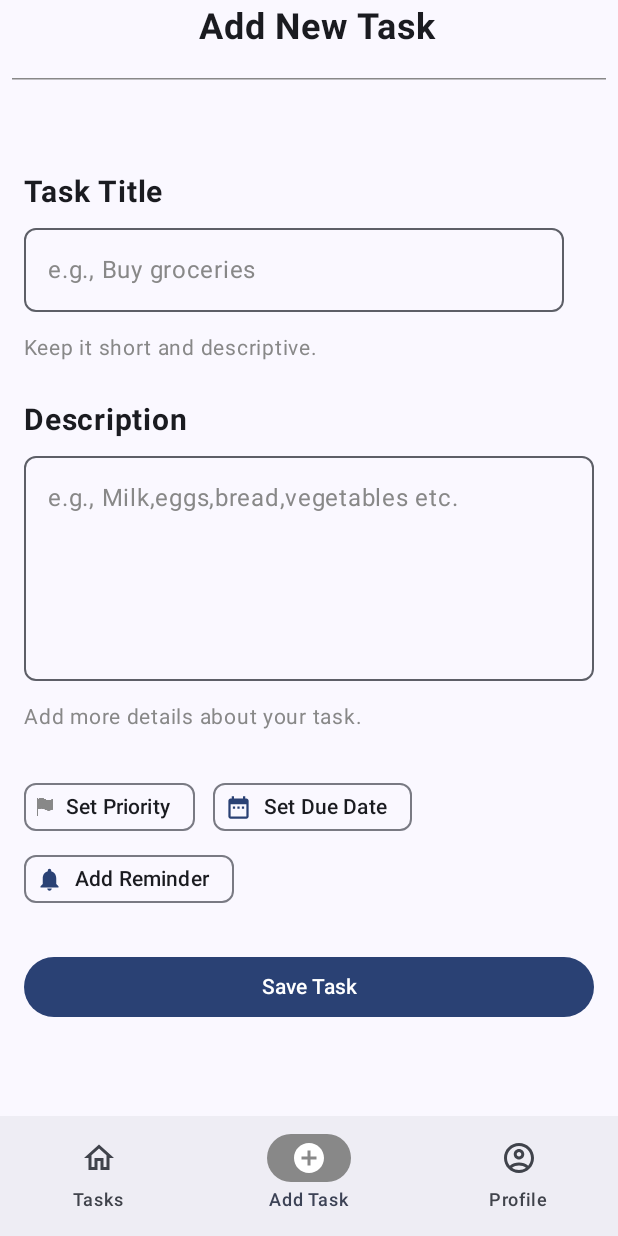
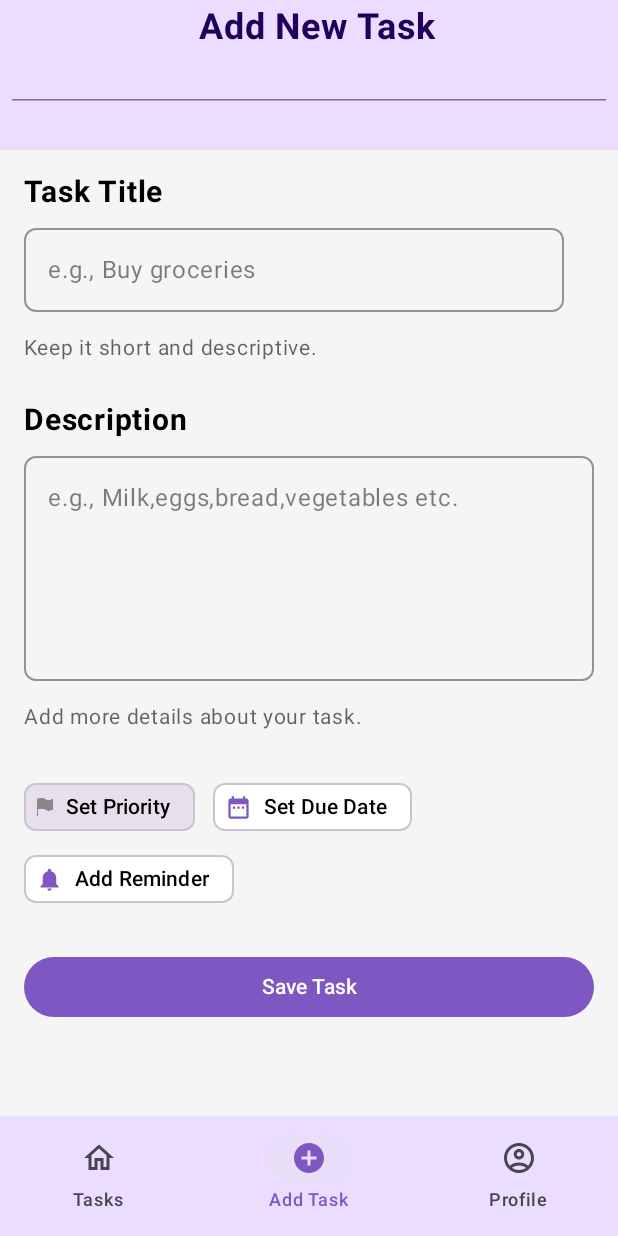
Before and after one commit to CodeWithSangeeta/DailyTask_Application, an Android app built with Jetpack Compose: the screen it shows after launch (MainActivity), item 2 of the bottom bar chosen, on a phone screen of 412 x 824 dp. Run offline under Robolectric (Android 15) with nearby library versions, the phone set to English and light mode, and no system bars; our stand-ins replace Dagger/Hilt's generated code, Room's generated code, accompanist, livedata-compose.

Commit message:
Change Theme of App

```diff
--- a/src/main/java/com/practice/daily_task/todoUI/AddNewTask.kt
+++ b/src/main/java/com/practice/daily_task/todoUI/AddNewTask.kt
@@ -17,8 +17,11 @@ import androidx.compose.material.icons.filled.Notifications
 import androidx.compose.material3.AssistChip
 import androidx.compose.material3.AssistChipDefaults
 import androidx.compose.material3.Button
+import androidx.compose.material3.ButtonDefaults
 import androidx.compose.material3.Icon
+import androidx.compose.material3.MaterialTheme
 import androidx.compose.material3.OutlinedTextField
+import androidx.compose.material3.OutlinedTextFieldDefaults
 import androidx.compose.material3.Text
 import androidx.compose.runtime.Composable
 import androidx.compose.runtime.mutableStateOf
@@ -99,6 +102,7 @@ fun AddNewTask(navController: NavController, viewModel: TodoViewModel ) {
                 text = stringResource(R.string.task_title),
                 fontSize = 20.sp,
                 fontWeight = FontWeight.Bold,
+                color = MaterialTheme.colorScheme.onBackground
             )
 
             Spacer(modifier = Modifier.height(12.dp))
@@ -116,13 +120,18 @@ fun AddNewTask(navController: NavController, viewModel: TodoViewModel ) {
                 placeholder = {
                     Text(
                         stringResource(R.string.title_suggestion),
-                        color = Color.Gray
+                        color = MaterialTheme.colorScheme.onSurface.copy(alpha = 0.5f)
                     )
                 },
                 shape = RoundedCornerShape(8.dp),
                 modifier = Modifier.width(360.dp),
                 singleLine = true,
-                maxLines = 1
+                maxLines = 1,
+                colors = OutlinedTextFieldDefaults.colors(
+                    focusedBorderColor = MaterialTheme.colorScheme.primary,
+                    unfocusedBorderColor = MaterialTheme.colorScheme.onSurface.copy(alpha = 0.4f),
+                    cursorColor = MaterialTheme.colorScheme.primary
+                )
             )
 
             Spacer(modifier = Modifier.height(12.dp))
@@ -130,7 +139,7 @@ fun AddNewTask(navController: NavController, viewModel: TodoViewModel ) {
             Text(
                 stringResource(R.string.short_title),
                 fontSize = 14.sp,
-                color = Color.Gray
+                color = MaterialTheme.colorScheme.onSurface.copy(alpha = 0.6f)
             )
 
             Spacer(modifier = Modifier.height(24.dp))
@@ -139,6 +148,7 @@ fun AddNewTask(navController: NavController, viewModel: TodoViewModel ) {
                 text = stringResource(R.string.description),
                 fontSize = 20.sp,
                 fontWeight = FontWeight.Bold,
+                color = MaterialTheme.colorScheme.onBackground
             )
 
             Spacer(modifier = Modifier.height(12.dp))
@@ -149,7 +159,7 @@ fun AddNewTask(navController: NavController, viewModel: TodoViewModel ) {
                 placeholder = {
                     Text(
                         stringResource(R.string.description_suggestion),
-                        color = Color.Gray
+                        color = MaterialTheme.colorScheme.onSurface.copy(alpha = 0.5f)
                     )
                 },
                 shape = RoundedCornerShape(8.dp),
@@ -158,6 +168,11 @@ fun AddNewTask(navController: NavController, viewModel: TodoViewModel ) {
                     .height(150.dp),
                 maxLines = 5,
                 singleLine = false,
+                colors = OutlinedTextFieldDefaults.colors(
+                    focusedBorderColor = MaterialTheme.colorScheme.primary,
+                    unfocusedBorderColor = MaterialTheme.colorScheme.onSurface.copy(alpha = 0.4f),
+                    cursorColor = MaterialTheme.colorScheme.primary
+                )
 
                 )
 
@@ -167,7 +182,7 @@ fun AddNewTask(navController: NavController, viewModel: TodoViewModel ) {
             Text(
                 stringResource(R.string.task_detail),
                 fontSize = 14.sp,
-                color = Color.Gray
+                color = MaterialTheme.colorScheme.onSurface.copy(alpha = 0.6f)
             )
 
             Spacer(modifier = Modifier.height(24.dp))
@@ -189,14 +204,19 @@ fun AddNewTask(navController: NavController, viewModel: TodoViewModel ) {
                     label = { Text(
                         text = dueDate?.let{
                             "Due: ${SimpleDateFormat("dd MMM yyyy", Locale.getDefault()).format(it)}"
-                        }?:"Set Due Date") },
+                        }?:"Set Due Date",
+                        color = MaterialTheme.colorScheme.onSurface) },
                     leadingIcon = {
                         Icon(
                             imageVector = Icons.Filled.DateRange,
                             contentDescription = null,
-                            modifier = Modifier.size(AssistChipDefaults.IconSize)
+                            modifier = Modifier.size(AssistChipDefaults.IconSize),
+                            tint = MaterialTheme.colorScheme.primary
                         )
-                    }
+                    },
+                    colors = AssistChipDefaults.assistChipColors(
+                        containerColor = MaterialTheme.colorScheme.surface
+                    )
                 )
             }
 
@@ -209,14 +229,18 @@ fun AddNewTask(navController: NavController, viewModel: TodoViewModel ) {
                      isReminderSet = true
                     }
                 },
-                label = { Text(text = formattedDateTime) },
+                label = { Text(text = formattedDateTime,color = MaterialTheme.colorScheme.onSurface )},
                 leadingIcon = {
                     Icon(
                         imageVector = Icons.Filled.Notifications,
                         contentDescription = null,
-                        modifier = Modifier.size(AssistChipDefaults.IconSize)
+                        modifier = Modifier.size(AssistChipDefaults.IconSize),
+                        tint = MaterialTheme.colorScheme.primary
                     )
-                }
+                },
+                colors = AssistChipDefaults.assistChipColors(
+                    containerColor = MaterialTheme.colorScheme.surface
+                )
             )
 
             Spacer(modifier = Modifier.height(24.dp))
@@ -247,7 +271,11 @@ fun AddNewTask(navController: NavController, viewModel: TodoViewModel ) {
 
                     navController.navigate(routes.HomeScreen)
                 }
-            }) {
+            },
+                    colors = ButtonDefaults.buttonColors(
+                    containerColor = MaterialTheme.colorScheme.primary,
+                contentColor = MaterialTheme.colorScheme.onPrimary)
+            ) {
                 Text(
                     "Save Task",
                     fontSize = 14.sp,
--- a/src/main/java/com/practice/daily_task/todoUI/HomeScreen.kt
+++ b/src/main/java/com/practice/daily_task/todoUI/HomeScreen.kt
@@ -24,6 +24,7 @@ import androidx.compose.material3.CardDefaults
 import androidx.compose.material3.FloatingActionButton
 import androidx.compose.material3.Icon
 import androidx.compose.material3.IconButton
+import androidx.compose.material3.MaterialTheme
 import androidx.compose.material3.Text
 import androidx.compose.runtime.Composable
 import androidx.compose.runtime.collectAsState
@@ -76,9 +77,10 @@ fun HomeScreen(navController: NavController, viewModel: TodoViewModel) {
                 onClick = {
                     navController.navigate(com.practice.daily_task.routes.AddTask)
                 },
-                containerColor = Color.Gray,
+                containerColor = MaterialTheme.colorScheme.primary,
+                contentColor = MaterialTheme.colorScheme.onPrimary,
                 modifier = Modifier.size(65.dp),
-                contentColor = Color.White
+
             ) {
                 Icon(
                     painter = painterResource(id = com.practice.daily_task.R.drawable.add_icon),
@@ -111,7 +113,7 @@ fun HomeScreen(navController: NavController, viewModel: TodoViewModel) {
                 ).format(System.currentTimeMillis()),
                 fontSize = 14.sp,
                 fontWeight = FontWeight.Bold,
-                color = Color.Gray
+                color = MaterialTheme.colorScheme.onSurfaceVariant
             )
             Text(
                 text = SimpleDateFormat(
@@ -120,7 +122,7 @@ fun HomeScreen(navController: NavController, viewModel: TodoViewModel) {
                 ).format(System.currentTimeMillis()),
                 fontSize = 20.sp,
                 fontWeight = FontWeight.Bold,
-
+                color = MaterialTheme.colorScheme.onSurface
             )
             Spacer(modifier = Modifier.height(12.dp))
             Card(
@@ -128,7 +130,10 @@ fun HomeScreen(navController: NavController, viewModel: TodoViewModel) {
                     .fillMaxWidth()
                     .padding(16.dp),
                 shape = RoundedCornerShape(16.dp),
-                colors = CardDefaults.cardColors(contentColor = Color.Black),
+                colors = CardDefaults.cardColors(
+                    containerColor = MaterialTheme.colorScheme.surface,
+                    contentColor = MaterialTheme.colorScheme.onSurface
+                ),
                 elevation = CardDefaults.cardElevation(defaultElevation = 8.dp)
             ) {
                 Column(modifier = Modifier
@@ -195,6 +200,10 @@ fun HomeScreen(navController: NavController, viewModel: TodoViewModel) {
                 .clickable { onClick() }
                 .clip(RoundedCornerShape(16.dp))
                 .padding(4.dp),
+            colors = CardDefaults.cardColors(
+                containerColor = MaterialTheme.colorScheme.surface,
+                contentColor = MaterialTheme.colorScheme.onSurface
+            ),
             elevation = CardDefaults.cardElevation(defaultElevation = 4.dp)
         )
         {
@@ -208,13 +217,14 @@ fun HomeScreen(navController: NavController, viewModel: TodoViewModel) {
                     Text(
                         text = item.title,
                         fontSize = 18.sp,
-                        fontWeight = FontWeight.Bold
+                        fontWeight = FontWeight.Bold,
+                        color = MaterialTheme.colorScheme.onSurface
                     )
                     Text(
                         text = item.description,
                         fontSize = 14.sp,
                         fontWeight = FontWeight.Bold,
-                        color = Color.Gray,
+                        color = MaterialTheme.colorScheme.onSurfaceVariant,
                         maxLines = 2,
                         overflow = TextOverflow.Ellipsis
                     )
@@ -229,7 +239,7 @@ fun HomeScreen(navController: NavController, viewModel: TodoViewModel) {
                             ).format(item.createdAt),
                             fontSize = 12.sp,
                             fontWeight = FontWeight.Bold,
-                            color = Color.Gray
+                            color = MaterialTheme.colorScheme.onSurfaceVariant
                         )
 
                          Spacer(modifier = Modifier.width(8.dp))
@@ -254,6 +264,7 @@ fun HomeScreen(navController: NavController, viewModel: TodoViewModel) {
                                     Icon(
                                         imageVector = Icons.Filled.Notifications,
                                         contentDescription = null,
+                                        tint = MaterialTheme.colorScheme.primary,
                                         modifier = Modifier.size(14.dp)
                                             .align(Alignment.CenterVertically)
                                     )
@@ -270,7 +281,8 @@ fun HomeScreen(navController: NavController, viewModel: TodoViewModel) {
                     Icon(
                         painter = painterResource(id = _root_ide_package_.com.practice.daily_task.R.drawable.delete_icon),
                         modifier = Modifier.size(20.dp),
-                        contentDescription = null
+                        contentDescription = null,
+                        tint = MaterialTheme.colorScheme.error
                     )
                 }
             }
--- a/src/main/java/com/practice/daily_task/todoUI/MainScaffold.kt
+++ b/src/main/java/com/practice/daily_task/todoUI/MainScaffold.kt
@@ -9,6 +9,7 @@ import androidx.compose.material.icons.outlined.AccountCircle
 import androidx.compose.material.icons.outlined.AddCircle
 import androidx.compose.material.icons.outlined.Home
 import androidx.compose.material3.Icon
+import androidx.compose.material3.MaterialTheme
 import androidx.compose.material3.NavigationBar
 import androidx.compose.material3.NavigationBarItem
 import androidx.compose.material3.NavigationBarItemDefaults
@@ -59,7 +60,10 @@ fun MainScaffold(
         floatingActionButton = floatingActionButton ?:{},
         topBar = {topBar?.invoke()},
         bottomBar = {
-            NavigationBar {
+            NavigationBar(
+                containerColor = MaterialTheme.colorScheme.primaryContainer,
+
+            ) {
                 items.forEachIndexed { index, item ->
                     NavigationBarItem(
                         selected = selectedItemIndex == index,
@@ -72,8 +76,7 @@ fun MainScaffold(
                                 }
                         },
                         label = {
-                            Text(text = item.title)
-                        },
+                            Text(text = item.title)},
                         alwaysShowLabel = true,
                         icon = {
                             Icon(
@@ -84,7 +87,11 @@ fun MainScaffold(
                             )
                         },
                         colors = NavigationBarItemDefaults.colors(
-                            indicatorColor = Color.Gray
+                            selectedIconColor = MaterialTheme.colorScheme.primary,
+                            unselectedIconColor = MaterialTheme.colorScheme.onSurfaceVariant,
+                            selectedTextColor = MaterialTheme.colorScheme.primary,
+                            unselectedTextColor = MaterialTheme.colorScheme.onSurfaceVariant,
+                            indicatorColor = MaterialTheme.colorScheme.secondaryContainer
                         )
                     )
                 }
--- a/src/main/java/com/practice/daily_task/todoUI/Priority.kt
+++ b/src/main/java/com/practice/daily_task/todoUI/Priority.kt
@@ -6,8 +6,8 @@ enum class Priority (
     val label : String,
     val color : Color
 ){
-    High("High Priority", color = Color.Red),
-    Medium("Medium Priority", color = Color.Yellow),
-    Low("Low Priority", color = Color.Green),
+    High("High Priority", color = Color(0xFFFF3B30)),
+    Medium("Medium Priority", color = Color(0xFFFF9500)),
+    Low("Low Priority", color = Color(0xFF34C759)),
     None("Set Priority", color = Color.Gray)
 }
--- a/src/main/java/com/practice/daily_task/todoUI/PriorityChip.kt
+++ b/src/main/java/com/practice/daily_task/todoUI/PriorityChip.kt
@@ -7,6 +7,7 @@ import androidx.compose.material3.AssistChipDefaults
 import androidx.compose.material3.DropdownMenu
 import androidx.compose.material3.DropdownMenuItem
 import androidx.compose.material3.Icon
+import androidx.compose.material3.MaterialTheme
 import androidx.compose.material3.Text
 import androidx.compose.runtime.Composable
 import androidx.compose.runtime.mutableStateOf
@@ -34,7 +35,8 @@ fun PriorityChip(
                 if(enabled){
                 expanded = true
                 }},
-            label = { Text(text = selectedPriority.label) },
+            label = { Text(text = selectedPriority.label,
+                color = MaterialTheme.colorScheme.onSurface) },
             leadingIcon = {
                 Icon(
                     painter = painterResource(id=R.drawable.flag),
@@ -42,7 +44,11 @@ fun PriorityChip(
                     modifier = Modifier.size(12.dp),
                     tint = selectedPriority.color
                 )
-            }
+            },
+            colors = AssistChipDefaults.assistChipColors(
+                containerColor = MaterialTheme.colorScheme.surfaceVariant,
+                labelColor = MaterialTheme.colorScheme.onSurfaceVariant
+            )
         )
         DropdownMenu(
             expanded=expanded,
@@ -50,7 +56,8 @@ fun PriorityChip(
         ) {
             Priority.values().filter{it != Priority.None}.forEach { priority ->
                 DropdownMenuItem(
-                    text = {Text(priority.label)},
+                    text = {Text(priority.label,
+                        color = MaterialTheme.colorScheme.onSurface)},
                     onClick = {
                         if(enabled) {
                         onPrioritySelected(priority)
--- a/src/main/java/com/practice/daily_task/todoUI/TopBar.kt
+++ b/src/main/java/com/practice/daily_task/todoUI/TopBar.kt
@@ -1,6 +1,7 @@
 package com.practice.daily_task.todoUI
 
 
+import androidx.compose.foundation.background
 import androidx.compose.foundation.layout.Column
 import androidx.compose.foundation.layout.Spacer
 import androidx.compose.foundation.layout.fillMaxWidth
@@ -8,6 +9,7 @@ import androidx.compose.foundation.layout.height
 import androidx.compose.foundation.layout.padding
 import androidx.compose.foundation.layout.statusBarsPadding
 import androidx.compose.material3.HorizontalDivider
+import androidx.compose.material3.MaterialTheme
 import androidx.compose.material3.Text
 import androidx.compose.runtime.Composable
 import androidx.compose.ui.Alignment
@@ -25,6 +27,7 @@ fun TopBar(
     Column (
             modifier = Modifier.fillMaxWidth()
                 .height(100.dp)
+                .background(MaterialTheme.colorScheme.primaryContainer)
                 .statusBarsPadding()
                 .padding(horizontal = 8.dp),
         horizontalAlignment = Alignment.CenterHorizontally
@@ -33,9 +36,11 @@ fun TopBar(
                     text = title,
                     fontSize = 24.sp,
                     fontWeight = FontWeight.Bold,
+                    color = MaterialTheme.colorScheme.onPrimaryContainer,
                     modifier = Modifier.padding(start = 12.dp, top = 4.dp)
                 )
-        Spacer(modifier=Modifier.height(20.dp))
-        HorizontalDivider(color = Color.Gray)
+        Spacer(modifier=Modifier.height(34.dp))
+        HorizontalDivider(color = MaterialTheme.colorScheme.outline)
+
     }
 }
--- a/src/main/java/com/practice/daily_task/ui/theme/Color.kt
+++ b/src/main/java/com/practice/daily_task/ui/theme/Color.kt
@@ -9,3 +9,16 @@ val Pink80 = Color(0xFFEFB8C8)
 val Purple40 = Color(0xFF6650a4)
 val PurpleGrey40 = Color(0xFF625b71)
 val Pink40 = Color(0xFF7D5260)
+
+
+
+// Main brand colors
+val PurplePrimary = Color(0xFF7E57C2)   // Purple
+val PurpleDark = Color(0xFF5E35B1)      // Dark Purple
+val PurpleLight = Color(0xFFB39DDB)     // Light Purple
+
+// Gradient helpers
+val GrayLight = Color(0xFFF5F5F5)
+val GrayDark = Color(0xFF212121)
+val Black = Color(0xFF000000)
+val White = Color(0xFFFFFFFF)
--- a/src/main/java/com/practice/daily_task/ui/theme/Theme.kt
+++ b/src/main/java/com/practice/daily_task/ui/theme/Theme.kt
@@ -3,69 +3,50 @@ package com.practice.daily_task.ui.theme
 import android.app.Activity
 import android.os.Build
 import androidx.compose.foundation.isSystemInDarkTheme
-import androidx.compose.material3.MaterialTheme
+import androidx.compose.material3.Shapes
 import androidx.compose.material3.darkColorScheme
 import androidx.compose.material3.dynamicDarkColorScheme
 import androidx.compose.material3.dynamicLightColorScheme
 import androidx.compose.material3.lightColorScheme
-import androidx.compose.runtime.Composable
 import androidx.compose.runtime.SideEffect
 import androidx.compose.ui.platform.LocalContext
 import com.google.accompanist.systemuicontroller.rememberSystemUiController
+import androidx.compose.material3.darkColorScheme
+import androidx.compose.material3.lightColorScheme
+import androidx.compose.runtime.Composable
+import androidx.compose.material3.MaterialTheme
+import androidx.compose.ui.graphics.Color
+import androidx.compose.ui.graphics.Color.Companion.Black
+import androidx.compose.ui.graphics.Color.Companion.White
 
-private val DarkColorScheme = darkColorScheme(
-    primary = Purple80,
-    secondary = PurpleGrey80,
-    tertiary = Pink80
+
+private val LightColors = lightColorScheme(
+    primary = PurplePrimary,
+    onPrimary = White,
+    secondary = PurpleLight,
+    background = GrayLight,
+    onBackground = Black,
+    surface = White,
+    onSurface = Black
 )
 
-private val LightColorScheme = lightColorScheme(
-    primary = Purple40,
-    secondary = PurpleGrey40,
-    tertiary = Pink40
-
-    /* Other default colors to override
-    background = Color(0xFFFFFBFE),
-    surface = Color(0xFFFFFBFE),
-    onPrimary = Color.White,
-    onSecondary = Color.White,
-    onTertiary = Color.White,
-    onBackground = Color(0xFF1C1B1F),
-    onSurface = Color(0xFF1C1B1F),
-    */
+private val DarkColors = darkColorScheme(
+    primary = PurpleDark,
+    onPrimary = White,
+    secondary = PurpleLight,
+    background = GrayDark,
+    onBackground = White,
+    surface = GrayDark,
+    onSurface = White
 )
 
 @Composable
 fun Daily_TaskTheme(
-    darkTheme: Boolean = isSystemInDarkTheme(),
-    // Dynamic color is available on Android 12+
-    dynamicColor: Boolean = true,
+    darkTheme: Boolean = androidx.compose.foundation.isSystemInDarkTheme(),
     content: @Composable () -> Unit
 ) {
-    val colorScheme = when {
-        dynamicColor && Build.VERSION.SDK_INT >= Build.VERSION_CODES.S -> {
-            val context = LocalContext.current
-            if (darkTheme) dynamicDarkColorScheme(context) else dynamicLightColorScheme(context)
-        }
-
-        darkTheme -> DarkColorScheme
-        else -> LightColorScheme
-    }
-
-        // ✅ Control status bar & nav bar colors
-            val systemUiController = rememberSystemUiController()
-            val useDarkIcons = !darkTheme  // light mode → dark icons, dark mode → light icons
-
-        SideEffect {
-            systemUiController.setStatusBarColor(
-                color = colorScheme.background,
-                darkIcons = useDarkIcons
-            )
-        }
-
-
     MaterialTheme(
-        colorScheme = colorScheme,
+        colorScheme = if (darkTheme) DarkColors else LightColors,
         typography = Typography,
         content = content
     )
```
Also changed, not shown: src/main/java/com/practice/daily_task/todoUI/DetailScreen.kt (+19 -15 lines), src/main/java/com/practice/daily_task/todoUI/ProfilePage.kt (+17 -8 lines).
